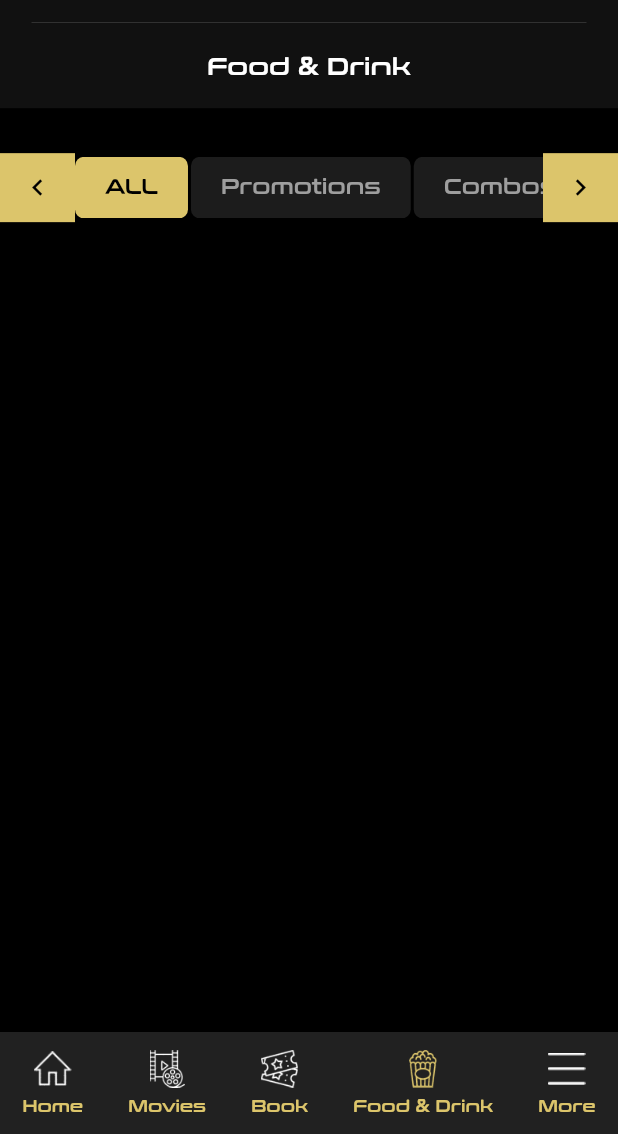
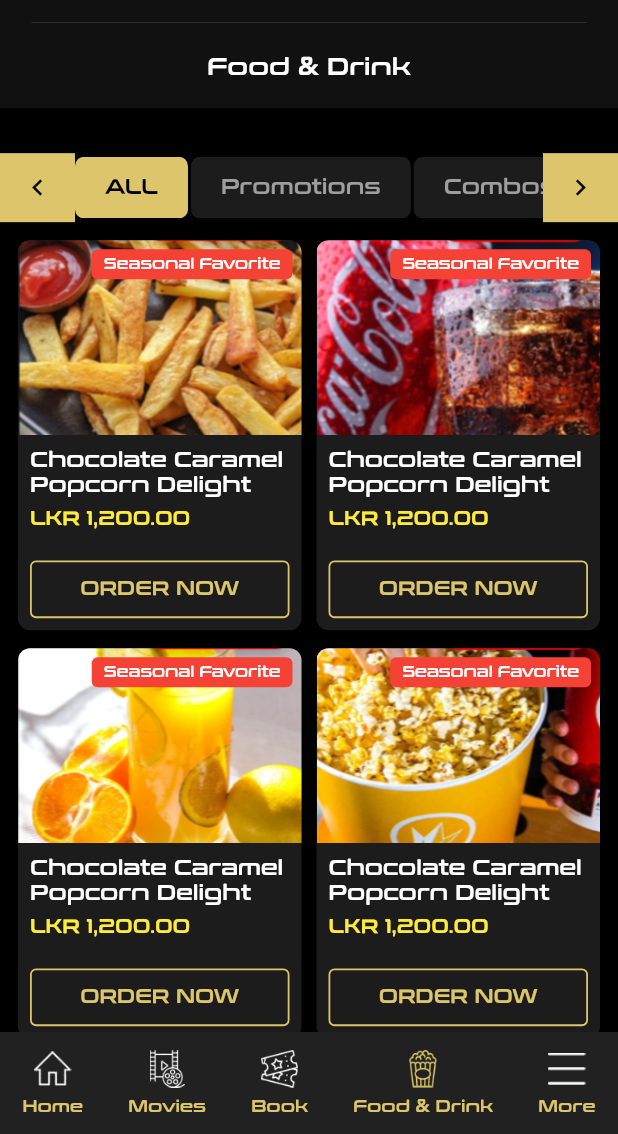
Before and after one commit to TharudiHS/JP-Cineplex-Mobile-App, a Flutter app: the FoodsPage screen opened directly, on a phone screen of 412 x 824 dp, the part 102-1236 px from its top. Run offline on Flutter 3.47's test engine with Material 3 defaults, Android fonts, the light colour scheme and no system bars; our stand-ins replace flutter_svg.

```diff
--- a/lib/screens/foods.dart
+++ b/lib/screens/foods.dart
@@ -22,6 +22,30 @@ class FoodsPage extends StatelessWidget {
             // Category Tabs
             _selectTabs(),
             const SizedBox(height: 12),
+
+            // Food Grid
+            Padding(
+              padding: const EdgeInsets.symmetric(horizontal: 12),
+              child: GridView.builder(
+                shrinkWrap: true,
+                physics: const NeverScrollableScrollPhysics(),
+                gridDelegate: const SliverGridDelegateWithFixedCrossAxisCount(
+                  crossAxisCount: 2,
+                  mainAxisExtent: 260, // control card height
+                  crossAxisSpacing: 10,
+                  mainAxisSpacing: 12,
+                ),
+                itemCount: foodItems.length,
+                itemBuilder: (context, index) {
+                  final item = foodItems[index];
+                  return _foodCard(
+                    item['image']!,
+                    item['title']!,
+                    item['price']!,
+                  );
+                },
+              ),
+            ),
           ],
         ),
       ),
@@ -81,4 +105,148 @@ class FoodsPage extends StatelessWidget {
       child: Icon(icon, color: AppColours.black, size: 22),
     );
   }
+
+  // Food Item Card
+  Widget _foodCard(String image, String title, String price) {
+    return Container(
+      decoration: BoxDecoration(
+        color: const Color(0xFF1C1C1C),
+        borderRadius: BorderRadius.circular(8),
+        boxShadow: [
+          BoxShadow(
+            color: Colors.black.withOpacity(0.4),
+            blurRadius: 6,
+            offset: const Offset(0, 3),
+          ),
+        ],
+      ),
+      child: Column(
+        crossAxisAlignment: CrossAxisAlignment.start,
+        children: [
+          // Image with "Seasonal Favorite"
+          Stack(
+            children: [
+              ClipRRect(
+                borderRadius: const BorderRadius.vertical(
+                  top: Radius.circular(8),
+                ),
+                child: Image.asset(
+                  image,
+                  height: 130,
+                  width: double.infinity,
+                  fit: BoxFit.cover,
+                ),
+              ),
+              Positioned(
+                top: 6,
+                right: 6,
+                child: Container(
+                  padding: const EdgeInsets.symmetric(
+                    horizontal: 8,
+                    vertical: 4,
+                  ),
+                  decoration: BoxDecoration(
+                    color: Colors.red,
+                    borderRadius: BorderRadius.circular(4),
+                  ),
+                  child: const Text(
+                    "Seasonal Favorite",
+                    style: TextStyle(
+                      color: Colors.white,
+                      fontSize: 10,
+                      fontWeight: FontWeight.bold,
+                    ),
+                  ),
+                ),
+              ),
+            ],
+          ),
+          const SizedBox(height: 8),
+
+          // Title
+          Padding(
+            padding: const EdgeInsets.symmetric(horizontal: 8),
+            child: Text(
+              title,
+              style: TextStyles.size14WeightBoldConthraxSemiBold.copyWith(
+                color: Colors.white,
+              ),
+              maxLines: 2,
+              overflow: TextOverflow.ellipsis,
+            ),
+          ),
+          const SizedBox(height: 6),
+
+          // Price
+          Padding(
+            padding: const EdgeInsets.symmetric(horizontal: 8),
+            child: Text(
+              price,
+              style: const TextStyle(
+                color: Colors.yellow,
+                fontSize: 13,
+                fontWeight: FontWeight.bold,
+              ),
+            ),
+          ),
+          const Spacer(),
+
+          // Order Button
+          Padding(
+            padding: const EdgeInsets.all(8.0),
+            child: Container(
+              alignment: Alignment.center,
+              padding: const EdgeInsets.symmetric(vertical: 10),
+              decoration: BoxDecoration(
+                border: Border.all(color: AppColours.gold, width: 1.2),
+                borderRadius: BorderRadius.circular(4),
+              ),
+              child: Text(
+                "ORDER NOW",
+                style: TextStyle(
+                  color: AppColours.gold,
+                  fontWeight: FontWeight.bold,
+                  fontSize: 13,
+                ),
+              ),
+            ),
+          ),
+        ],
+      ),
+    );
+  }
 }
+
+// Sample food list
+final List<Map<String, String>> foodItems = [
+  {
+    "image": "assets/images/food1.png",
+    "title": "Chocolate Caramel Popcorn Delight",
+    "price": "LKR 1,200.00",
+  },
+  {
+    "image": "assets/images/food2.png",
+    "title": "Chocolate Caramel Popcorn Delight",
+    "price": "LKR 1,200.00",
+  },
+  {
+    "image": "assets/images/food3.png",
+    "title": "Chocolate Caramel Popcorn Delight",
+    "price": "LKR 1,200.00",
+  },
+  {
+    "image": "assets/images/food4.png",
+    "title": "Chocolate Caramel Popcorn Delight",
+    "price": "LKR 1,200.00",
+  },
+  {
+    "image": "assets/images/food5.png",
+    "title": "Chocolate Caramel Popcorn Delight",
+    "price": "LKR 1,200.00",
+  },
+  {
+    "image": "assets/images/food6.png",
+    "title": "Chocolate Caramel Popcorn Delight",
+    "price": "LKR 1,200.00",
+  },
+];
```
